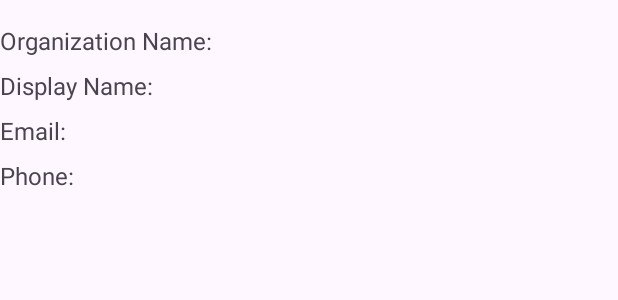
After one commit to abhizzzeeet/GymAppKotlin, an Android app: the layout activity_profile.xml on its own in the app's theme, with its tools: preview values and no code run, on a phone screen of 412 x 824 dp. The commit adds this screen. Shown: the top 300 px of the screen. Run offline under Robolectric (Android 15) with nearby library versions, the phone set to English and light mode, and no system bars.

Commit message:
initial part of ProfileActivity before firebase implementation

```diff
--- a/app/src/main/AndroidManifest.xml
+++ b/app/src/main/AndroidManifest.xml
@@ -13,6 +13,12 @@
         android:theme="@style/Theme.Gym"
         tools:targetApi="31">
         <activity
+            android:name=".ProfileActivity"
+            android:exported="false" />
+        <activity
+            android:name=".AddGymActivity"
+            android:exported="false" />
+        <activity
             android:name=".MainActivity"
             android:exported="true">
             <intent-filter>
--- /dev/null
+++ b/app/src/main/res/layout/activity_profile.xml
@@ -0,0 +1,48 @@
+<?xml version="1.0" encoding="utf-8"?>
+<androidx.constraintlayout.widget.ConstraintLayout xmlns:android="http://schemas.android.com/apk/res/android"
+    xmlns:app="http://schemas.android.com/apk/res-auto"
+    xmlns:tools="http://schemas.android.com/tools"
+    android:layout_width="match_parent"
+    android:layout_height="match_parent"
+    tools:context=".ProfileActivity">
+
+    <TextView
+        android:id="@+id/organizationNameTextView"
+        android:layout_width="wrap_content"
+        android:layout_height="wrap_content"
+        android:text="Organization Name:"
+        android:textSize="16sp"
+        android:layout_marginTop="16dp"
+        app:layout_constraintStart_toStartOf="parent"
+        app:layout_constraintTop_toTopOf="parent"/>
+
+    <TextView
+        android:id="@+id/displayNameTextView"
+        android:layout_width="wrap_content"
+        android:layout_height="wrap_content"
+        android:text="Display Name:"
+        android:textSize="16sp"
+        android:layout_marginTop="8dp"
+        app:layout_constraintStart_toStartOf="@id/organizationNameTextView"
+        app:layout_constraintTop_toBottomOf="@id/organizationNameTextView"/>
+
+    <TextView
+        android:id="@+id/emailTextView"
+        android:layout_width="wrap_content"
+        android:layout_height="wrap_content"
+        android:text="Email:"
+        android:textSize="16sp"
+        android:layout_marginTop="8dp"
+        app:layout_constraintStart_toStartOf="@id/displayNameTextView"
+        app:layout_constraintTop_toBottomOf="@id/displayNameTextView"/>
+
+    <TextView
+        android:id="@+id/phoneTextView"
+        android:layout_width="wrap_content"
+        android:layout_height="wrap_content"
+        android:text="Phone:"
+        android:textSize="16sp"
+        android:layout_marginTop="8dp"
+        app:layout_constraintStart_toStartOf="@id/emailTextView"
+        app:layout_constraintTop_toBottomOf="@id/emailTextView"/>
+</androidx.constraintlayout.widget.ConstraintLayout>
--- a/app/src/main/res/values/strings.xml
+++ b/app/src/main/res/values/strings.xml
@@ -1,3 +1,7 @@
 <resources>
     <string name="app_name">gym</string>
+    <!-- TODO: Remove or change this placeholder text -->
+    <string name="hello_blank_fragment">Hello blank fragment</string>
+    <string name="title_activity_main">MainActivity</string>
+    <string name="title_activity_add_gym">AddGym</string>
 </resources>
```
Also changed, not shown: app/build.gradle.kts (+30 -1 lines), app/src/main/java/com/example/gym/AddGymActivity.kt (added, +36 -0 lines), app/src/main/java/com/example/gym/LoginFragment.kt (+45 -22 lines), app/src/main/java/com/example/gym/ProfileActivity.kt (added, +29 -0 lines), app/src/main/java/com/example/gym/RegisterFragment.kt (+40 -25 lines), app/src/main/res/layout/activity_add_gym.xml (added, +64 -0 lines), app/src/main/res/layout/fragment_login.xml (+7 -3 lines), 1 other file.
